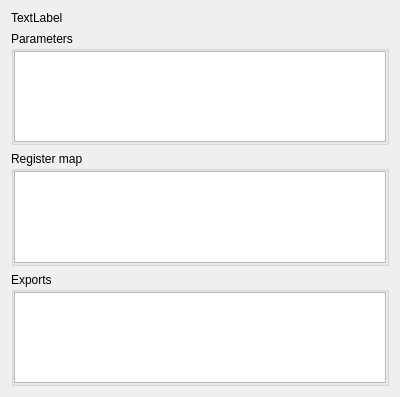
This is src/ioperipheraltab.ui in zfwk1992/open-soc-explorer as Qt 5 draws it before an edit. The edited form follows.
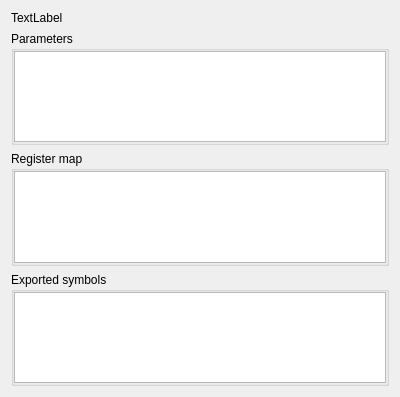
This is the edited form.

Diff of the .ui file:
```diff
--- a/src/ioperipheraltab.ui
+++ b/src/ioperipheraltab.ui
@@ -77,7 +77,7 @@
      <item>
       <widget class="QGroupBox" name="groupBox_3">
        <property name="title">
-        <string>Exports</string>
+        <string>Exported symbols</string>
        </property>
        <layout class="QGridLayout" name="gridLayout_3">
         <property name="leftMargin">
```
Left out of the diff: 4 changed lines with no effect on the pictures.
